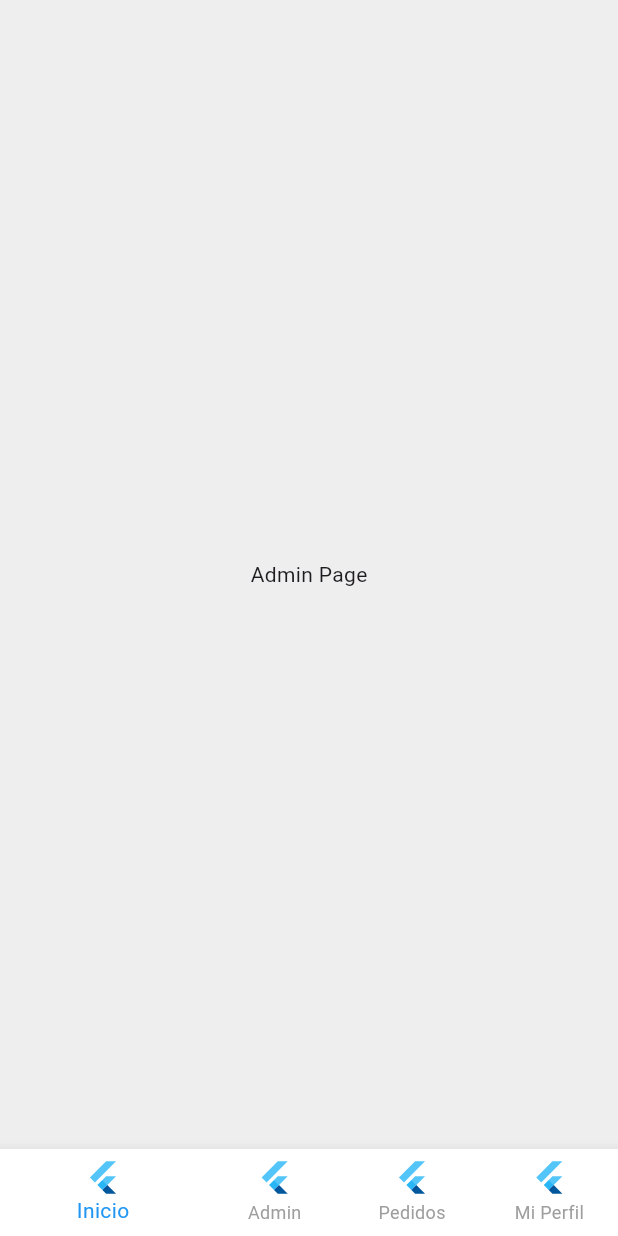
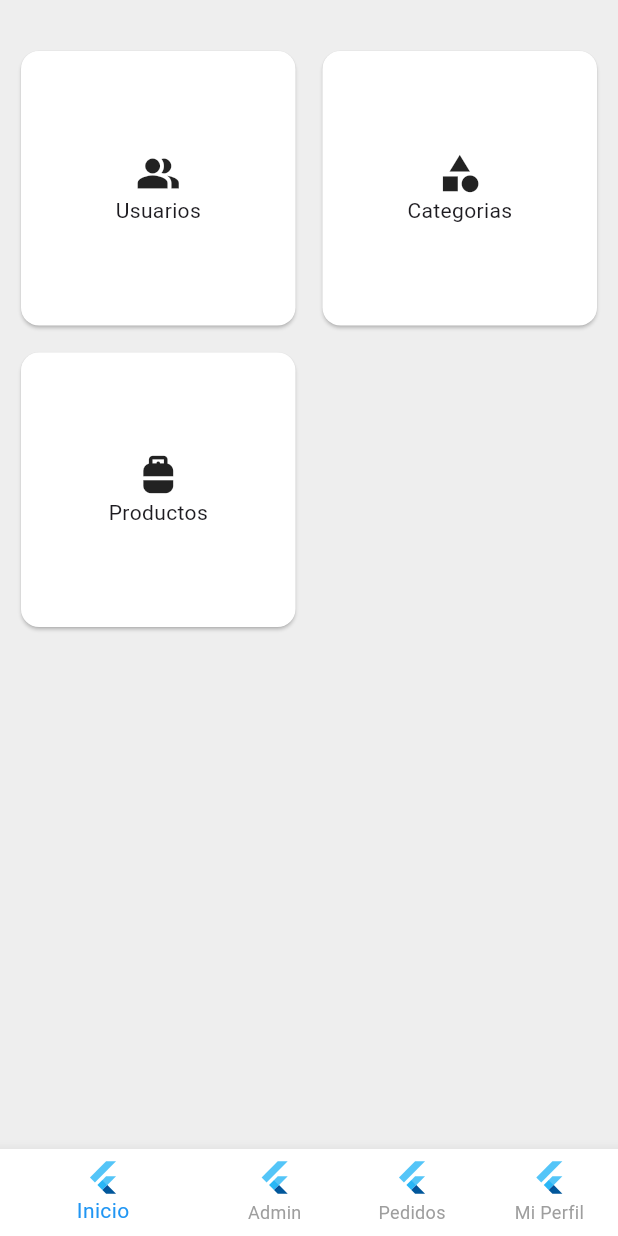
Before and after one commit to gabokuck/app_flutter_ecommerce, a Flutter app: the AdminPage screen opened by its route, on a phone screen of 412 x 824 dp. Run offline on Flutter 3.47's test engine with Material 3 defaults, Android fonts, the phone set to English and light mode, and no system bars; our stand-ins replace dio, equatable, flutter_bloc, flutter_dotenv, get_it, go_router; network calls fail.

Commit message:
se añade la vista de admin

```diff
--- a/lib/features/admin/presentation/pages/admin_page.dart
+++ b/lib/features/admin/presentation/pages/admin_page.dart
@@ -5,9 +5,61 @@ class AdminPage extends StatelessWidget {
 
   @override
   Widget build(BuildContext context) {
-    return Scaffold(
-      body: Center(
-        child: Text('Admin Page'),
+    return SafeArea(child: Scaffold(body: GridViewAdminWidget()));
+  }
+}
+
+class GridViewAdminWidget extends StatelessWidget {
+  const GridViewAdminWidget({
+    super.key,
+  });
+
+  @override
+  Widget build(BuildContext context) {
+    return GridView.count(
+      crossAxisCount: 2,
+      crossAxisSpacing: 10,
+      mainAxisSpacing: 10,
+      padding: EdgeInsets.symmetric(horizontal: 10, vertical: 30),
+      children: [
+        ItemAdminWidget(
+          text: 'Usuarios',
+          icon: Icons.people_alt,
+        ),
+        ItemAdminWidget(
+          text: 'Categorias',
+          icon: Icons.category_sharp,
+        ),
+        ItemAdminWidget(
+          text: 'Productos',
+          icon: Icons.propane_tank_rounded,
+        ),
+      ],
+    );
+  }
+}
+
+class ItemAdminWidget extends StatelessWidget {
+  final IconData icon;
+  final String text;
+  const ItemAdminWidget({
+    super.key,
+    required this.icon,
+    required this.text,
+  });
+
+  @override
+  Widget build(BuildContext context) {
+    return Card(
+      child: Column(
+        mainAxisAlignment: MainAxisAlignment.center,
+        children: [
+          Icon(
+            icon,
+            size: 30,
+          ),
+          Text(text)
+        ],
       ),
     );
   }
```
Also changed, not shown: lib/features/products/presentation/widgets/item_product.dart (+23 -0 lines).
